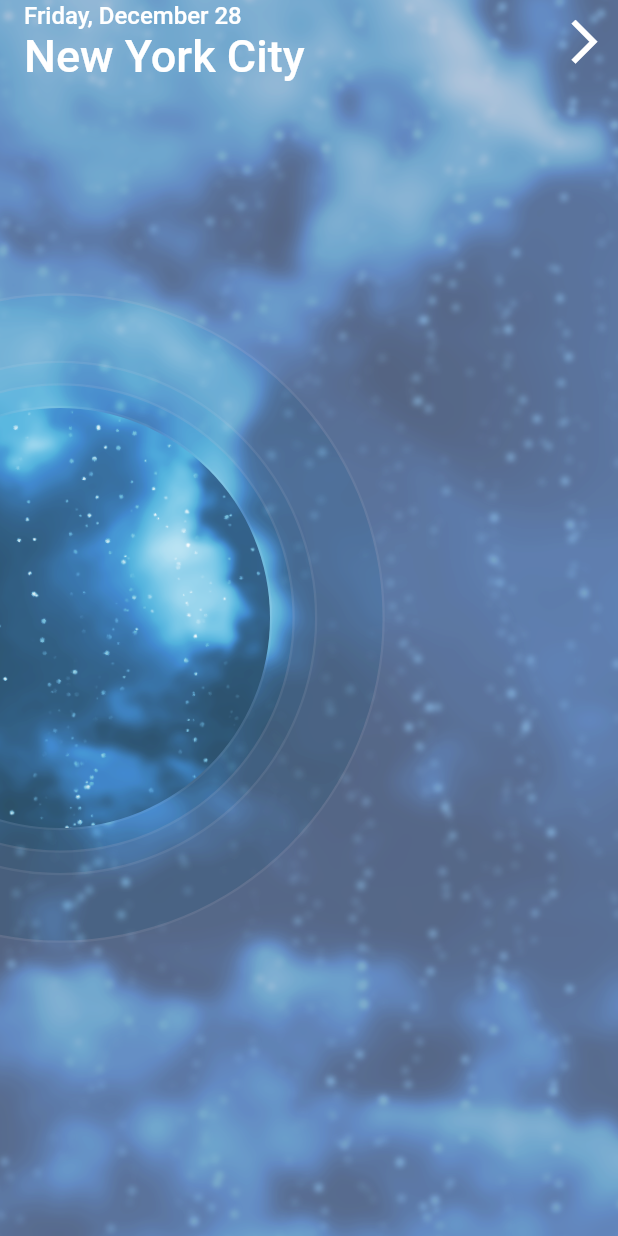
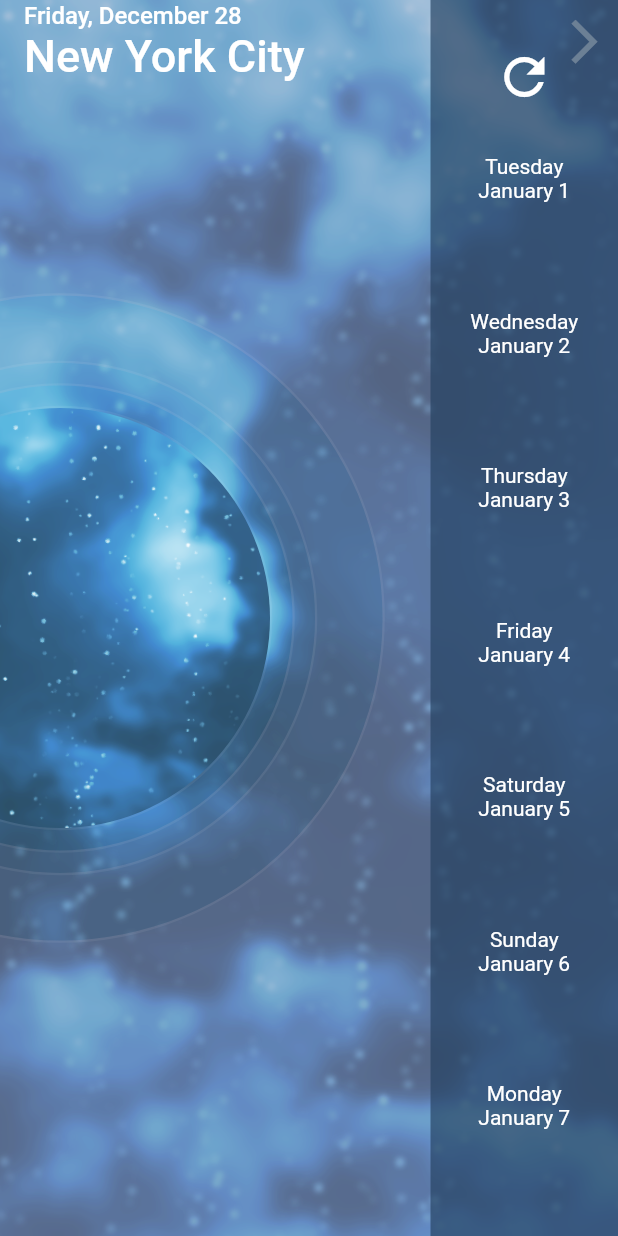
Before and after one commit to sabith-th/flutter-weather-forecast, a Flutter app: the screen it shows after launch, after a tap on the "arrow forward ios" icon, on a phone screen of 412 x 824 dp. Run offline on Flutter 3.47's test engine with Material 2 defaults, Android fonts, the phone set to English and light mode, and no system bars.

Commit message:
added drawer and implemented opening and closing of the drawer

```diff
--- a/lib/forecast/app_bar.dart
+++ b/lib/forecast/app_bar.dart
@@ -1,6 +1,12 @@
 import 'package:flutter/material.dart';
 
 class ForecastAppBar extends StatelessWidget {
+  final Function onDrawerArrowTap;
+
+  ForecastAppBar({
+    this.onDrawerArrowTap,
+  });
+
   @override
   Widget build(BuildContext context) {
     return AppBar(
@@ -33,7 +39,7 @@ class ForecastAppBar extends StatelessWidget {
             color: Colors.white,
             size: 35.0,
           ),
-          onPressed: () {},
+          onPressed: onDrawerArrowTap,
         ),
       ],
     );
--- /dev/null
+++ b/lib/forecast/week_drawer.dart
@@ -0,0 +1,59 @@
+import 'package:flutter/material.dart';
+
+class WeekDrawer extends StatelessWidget {
+  final week = [
+    'Tuesday\nJanuary 1',
+    'Wednesday\nJanuary 2',
+    'Thursday\nJanuary 3',
+    'Friday\nJanuary 4',
+    'Saturday\nJanuary 5',
+    'Sunday\nJanuary 6',
+    'Monday\nJanuary 7',
+  ];
+
+  final Function(String title) onDaySelected;
+
+  WeekDrawer({
+    this.onDaySelected,
+  });
+
+  List<Widget> _buildDayButtons() {
+    return week.map((String title) {
+      return Expanded(
+        child: GestureDetector(
+          onTap: () {
+            onDaySelected(title);
+          },
+          child: Text(
+            title,
+            textAlign: TextAlign.center,
+            style: TextStyle(
+              color: Colors.white,
+              fontSize: 14.0,
+            ),
+          ),
+        ),
+      );
+    }).toList();
+  }
+
+  @override
+  Widget build(BuildContext context) {
+    return Container(
+      width: 125.0,
+      height: double.infinity,
+      color: const Color(0xAA234060),
+      child: Column(
+        children: <Widget>[
+          Expanded(
+            child: Icon(
+              Icons.refresh,
+              color: Colors.white,
+              size: 40.0,
+            ),
+          ),
+        ]..addAll(_buildDayButtons()),
+      ),
+    );
+  }
+}
--- /dev/null
+++ b/lib/generic_widgets/sliding_drawer.dart
@@ -0,0 +1,103 @@
+import 'package:flutter/material.dart';
+
+class SlidingDrawer extends StatelessWidget {
+  final Widget drawer;
+  final OpenableController openableController;
+
+  SlidingDrawer({
+    @required this.drawer,
+    @required this.openableController,
+  });
+
+  @override
+  Widget build(BuildContext context) {
+    return Stack(
+      children: <Widget>[
+        GestureDetector(
+          onTap: openableController.isOpen() ? openableController.close : null,
+        ),
+        FractionalTranslation(
+          translation: Offset(1.0 - openableController.percentOpen, 0.0),
+          child: Align(
+            alignment: Alignment.centerRight,
+            child: drawer,
+          ),
+        ),
+      ],
+    );
+  }
+}
+
+enum OpenableState {
+  open,
+  closed,
+  opening,
+  closing,
+}
+
+class OpenableController extends ChangeNotifier {
+  OpenableState _state = OpenableState.closed;
+  AnimationController _opening;
+
+  OpenableController({
+    @required TickerProvider vsync,
+    @required Duration openDuration,
+  }) : _opening =
+            new AnimationController(vsync: vsync, duration: openDuration) {
+    _opening
+      ..addListener(notifyListeners)
+      ..addStatusListener((AnimationStatus status) {
+        switch (status) {
+          case AnimationStatus.forward:
+            _state = OpenableState.opening;
+            break;
+          case AnimationStatus.completed:
+            _state = OpenableState.open;
+            break;
+          case AnimationStatus.dismissed:
+            _state = OpenableState.closed;
+            break;
+          case AnimationStatus.reverse:
+            _state = OpenableState.closing;
+            break;
+        }
+        notifyListeners();
+      });
+  }
+
+  get state => _state;
+
+  get percentOpen => _opening.value;
+
+  bool isOpen() {
+    return _state == OpenableState.open;
+  }
+
+  bool isOpening() {
+    return _state == OpenableState.opening;
+  }
+
+  bool isClosed() {
+    return _state == OpenableState.closed;
+  }
+
+  bool isClosing() {
+    return _state == OpenableState.closing;
+  }
+
+  void open() {
+    _opening.forward();
+  }
+
+  void close() {
+    _opening.reverse();
+  }
+
+  void toggle() {
+    if (isClosed()) {
+      open();
+    } else if (isOpen()) {
+      close();
+    }
+  }
+}
--- a/lib/main.dart
+++ b/lib/main.dart
@@ -1,6 +1,8 @@
 import 'package:flutter/material.dart';
 import 'package:weather_forecast_app/forecast/app_bar.dart';
 import 'package:weather_forecast_app/forecast/background/background_with_rings.dart';
+import 'package:weather_forecast_app/forecast/week_drawer.dart';
+import 'package:weather_forecast_app/generic_widgets/sliding_drawer.dart';
 
 void main() => runApp(MyApp());
 
@@ -23,7 +25,19 @@ class MyHomePage extends StatefulWidget {
   _MyHomePageState createState() => _MyHomePageState();
 }
 
-class _MyHomePageState extends State<MyHomePage> {
+class _MyHomePageState extends State<MyHomePage>
+    with SingleTickerProviderStateMixin {
+  OpenableController openableController;
+
+  @override
+  void initState() {
+    super.initState();
+    openableController = new OpenableController(
+      vsync: this,
+      openDuration: const Duration(milliseconds: 250),
+    )..addListener(() => setState(() {}));
+  }
+
   @override
   Widget build(BuildContext context) {
     return Scaffold(
@@ -34,7 +48,17 @@ class _MyHomePageState extends State<MyHomePage> {
             top: 0.0,
             left: 0.0,
             right: 0.0,
-            child: ForecastAppBar(),
+            child: ForecastAppBar(
+              onDrawerArrowTap: openableController.open,
+            ),
+          ),
+          SlidingDrawer(
+            drawer: WeekDrawer(
+              onDaySelected: (String title) {
+                openableController.close();
+              },
+            ),
+            openableController: openableController,
           ),
         ],
       ),
```
